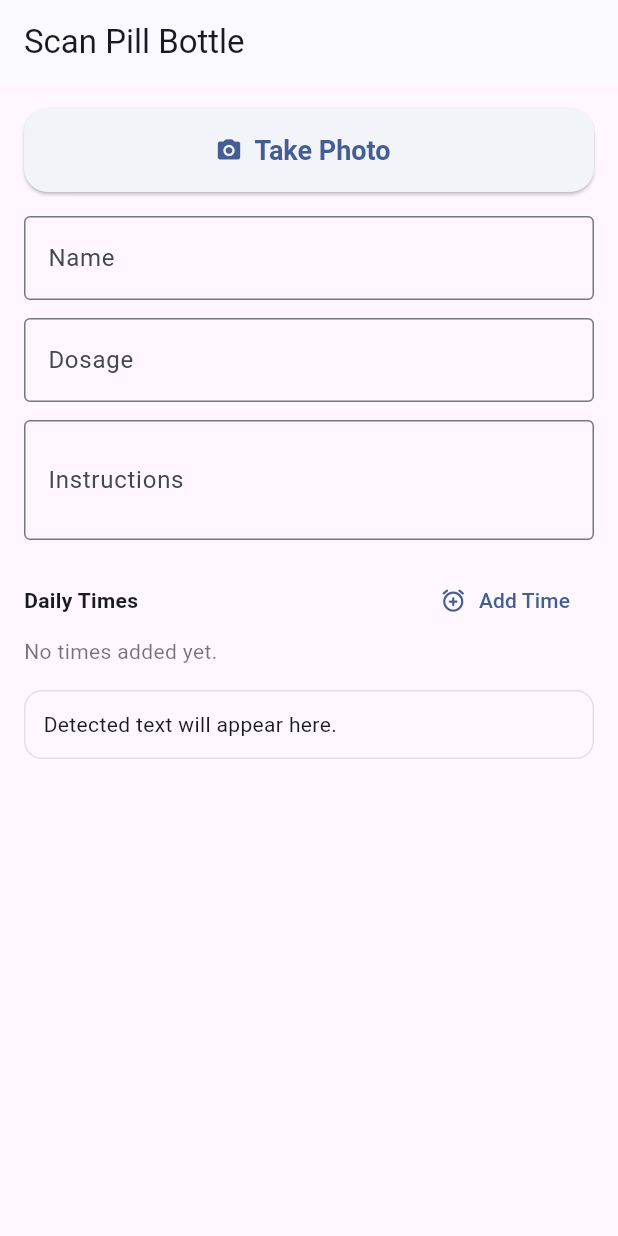
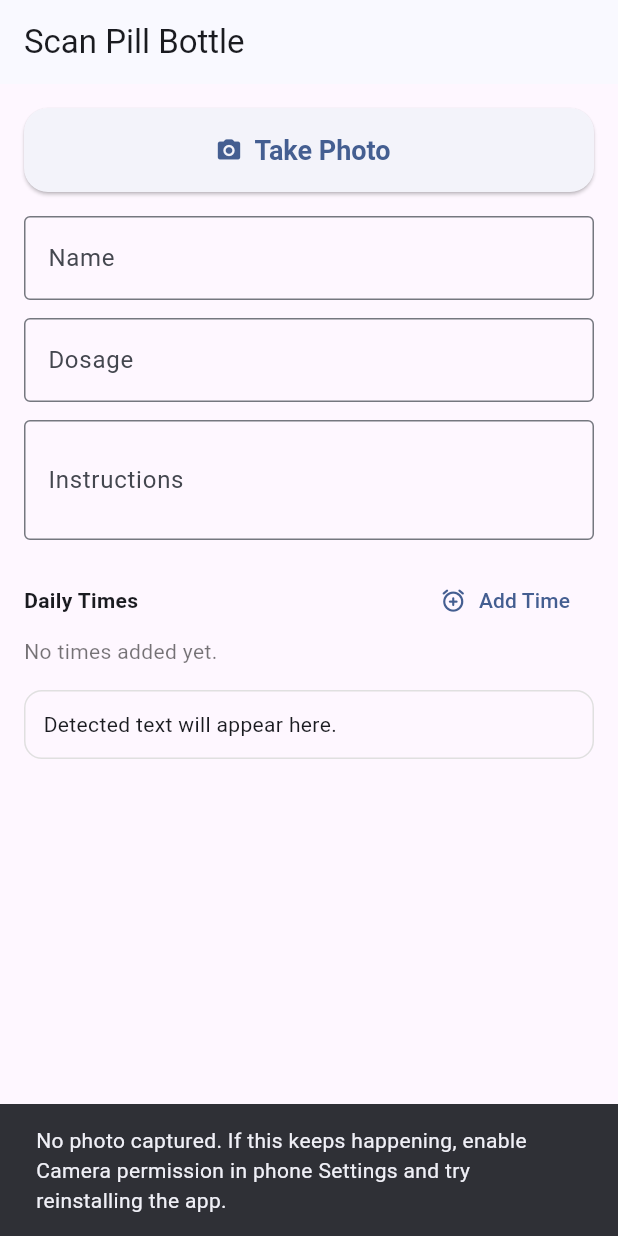
Before and after one commit to audreyhan222/pillpals, a Flutter app: the PillBottleCameraPage screen opened by its route, after a tap on "Take Photo", on a phone screen of 412 x 824 dp. Run offline on Flutter 3.47's test engine with Material 3 defaults, Android fonts, the phone set to English and light mode, and no system bars; our stand-ins replace dio, firebase_core, flutter_local_notifications, flutter_secure_storage, go_router, image_picker and 1 more; missing offline and left inert: google_mlkit_text_recognition; accounts and stored records are empty.

Commit message:
Fix camera permission prompts
Add iOS/Android camera permission declarations and show clearer errors when capture returns null.

Made-with: Cursor

```diff
--- a/lib/camera/pill_bottle_camera_page.dart
+++ b/lib/camera/pill_bottle_camera_page.dart
@@ -1,6 +1,7 @@
 import 'dart:io';
 
 import 'package:flutter/material.dart';
+import 'package:flutter/services.dart';
 import 'package:image_picker/image_picker.dart';
 import 'package:go_router/go_router.dart';
 
@@ -53,6 +54,13 @@ class _PillBottleCameraPageState extends State<PillBottleCameraPage> {
       if (captured == null) {
         if (!mounted) return;
         setState(() => _isProcessing = false);
+        ScaffoldMessenger.of(context).showSnackBar(
+          const SnackBar(
+            content: Text(
+              'No photo captured. If this keeps happening, enable Camera permission in phone Settings and try reinstalling the app.',
+            ),
+          ),
+        );
         return;
       }
 
@@ -83,6 +91,11 @@ class _PillBottleCameraPageState extends State<PillBottleCameraPage> {
           recognizedText: extractedText,
         ),
       );
+    } on PlatformException catch (e) {
+      if (!mounted) return;
+      setState(() {
+        _error = 'Camera error: ${e.code}${e.message != null ? ' — ${e.message}' : ''}';
+      });
     } catch (e) {
       if (!mounted) return;
       setState(() {
```
Also changed, not shown: 2 other files.
